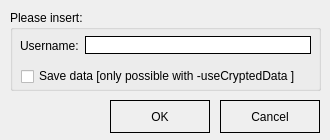
Qt form frmgetuserdata.ui (Securepoint/openvpn-client) before a commit.
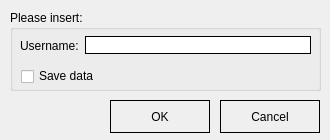
The same form after that commit. Icons and pictures are not drawn.

What changed in the file:
```diff
--- a/frmgetuserdata.ui
+++ b/frmgetuserdata.ui
@@ -120,7 +120,7 @@
 </string>
     </property>
     <property name="text">
-     <string>Save data [only possible with -useCryptedData ]</string>
+     <string>Save data</string>
     </property>
    </widget>
   </widget>
```
Left out of the diff: 6 changed lines with no effect on the pictures.
